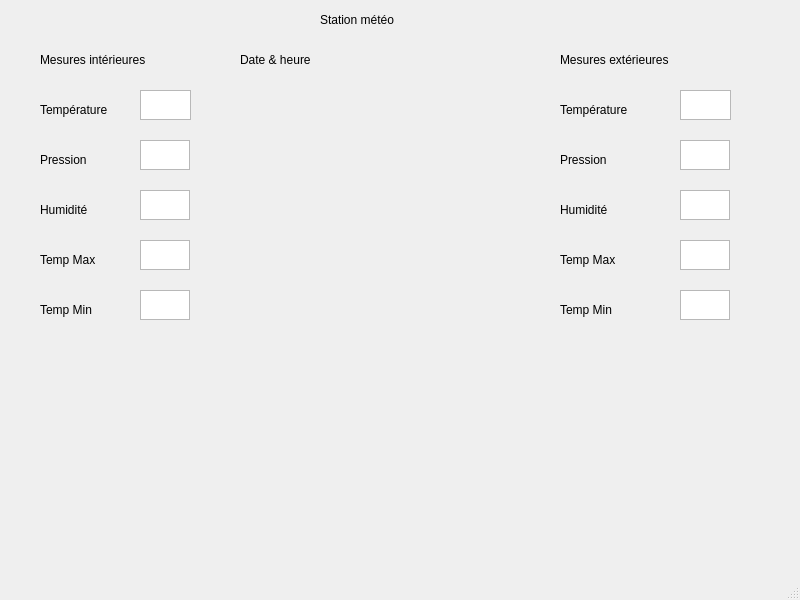
This is mainwindow.ui in fguyont/station-meteo as Qt 5 draws it before an edit. The edited form follows.
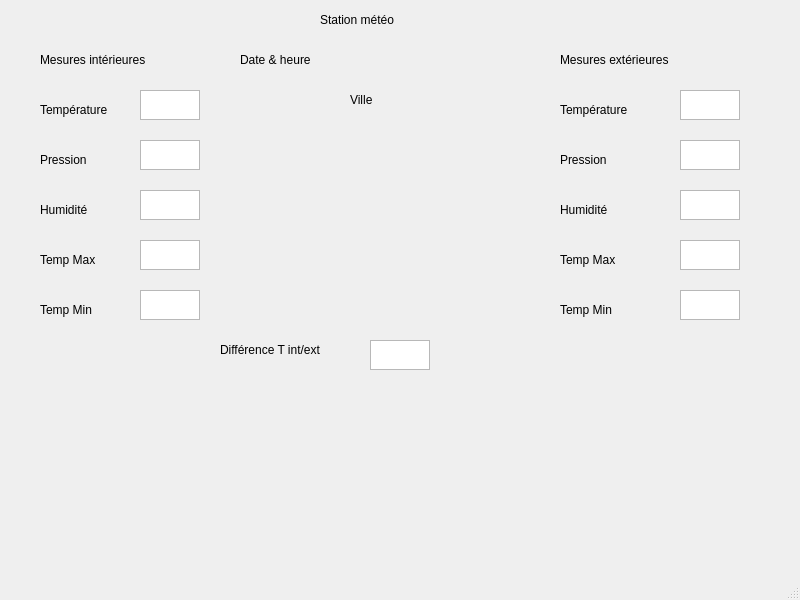
This is the edited form.

What changed in the file:
```diff
--- a/mainwindow.ui
+++ b/mainwindow.ui
@@ -97,7 +97,7 @@
      <rect>
       <x>140</x>
       <y>90</y>
-      <width>51</width>
+      <width>60</width>
       <height>30</height>
      </rect>
     </property>
@@ -107,7 +107,7 @@
      <rect>
       <x>140</x>
       <y>140</y>
-      <width>50</width>
+      <width>60</width>
       <height>30</height>
      </rect>
     </property>
@@ -130,7 +130,7 @@
      <rect>
       <x>140</x>
       <y>190</y>
-      <width>50</width>
+      <width>60</width>
       <height>30</height>
      </rect>
     </property>
@@ -153,7 +153,7 @@
      <rect>
       <x>140</x>
       <y>240</y>
-      <width>50</width>
+      <width>60</width>
       <height>30</height>
      </rect>
     </property>
@@ -176,7 +176,7 @@
      <rect>
       <x>140</x>
       <y>290</y>
-      <width>50</width>
+      <width>60</width>
       <height>30</height>
      </rect>
     </property>
@@ -199,7 +199,7 @@
      <rect>
       <x>680</x>
       <y>90</y>
-      <width>51</width>
+      <width>60</width>
       <height>30</height>
      </rect>
     </property>
@@ -222,7 +222,7 @@
      <rect>
       <x>680</x>
       <y>140</y>
-      <width>50</width>
+      <width>60</width>
       <height>30</height>
      </rect>
     </property>
@@ -245,7 +245,7 @@
      <rect>
       <x>680</x>
       <y>190</y>
-      <width>50</width>
+      <width>60</width>
       <height>30</height>
      </rect>
     </property>
@@ -268,7 +268,7 @@
      <rect>
       <x>680</x>
       <y>240</y>
-      <width>50</width>
+      <width>60</width>
       <height>30</height>
      </rect>
     </property>
@@ -291,11 +291,47 @@
      <rect>
       <x>680</x>
       <y>290</y>
-      <width>50</width>
+      <width>60</width>
       <height>30</height>
      </rect>
     </property>
    </widget>
+   <widget class="QLabel" name="lblVille">
+    <property name="geometry">
+     <rect>
+      <x>350</x>
+      <y>90</y>
+      <width>62</width>
+      <height>20</height>
+     </rect>
+    </property>
+    <property name="text">
+     <string>Ville</string>
+    </property>
+   </widget>
+   <widget class="QTextEdit" name="txtDiffTemp">
+    <property name="geometry">
+     <rect>
+      <x>370</x>
+      <y>340</y>
+      <width>60</width>
+      <height>30</height>
+     </rect>
+    </property>
+   </widget>
+   <widget class="QLabel" name="label_2">
+    <property name="geometry">
+     <rect>
+      <x>220</x>
+      <y>340</y>
+      <width>141</width>
+      <height>20</height>
+     </rect>
+    </property>
+    <property name="text">
+     <string>Différence T int/ext</string>
+    </property>
+   </widget>
   </widget>
   <widget class="QMenuBar" name="menubar">
    <property name="geometry">
```
Left out of the diff: 10 changed lines with no effect on the pictures.
